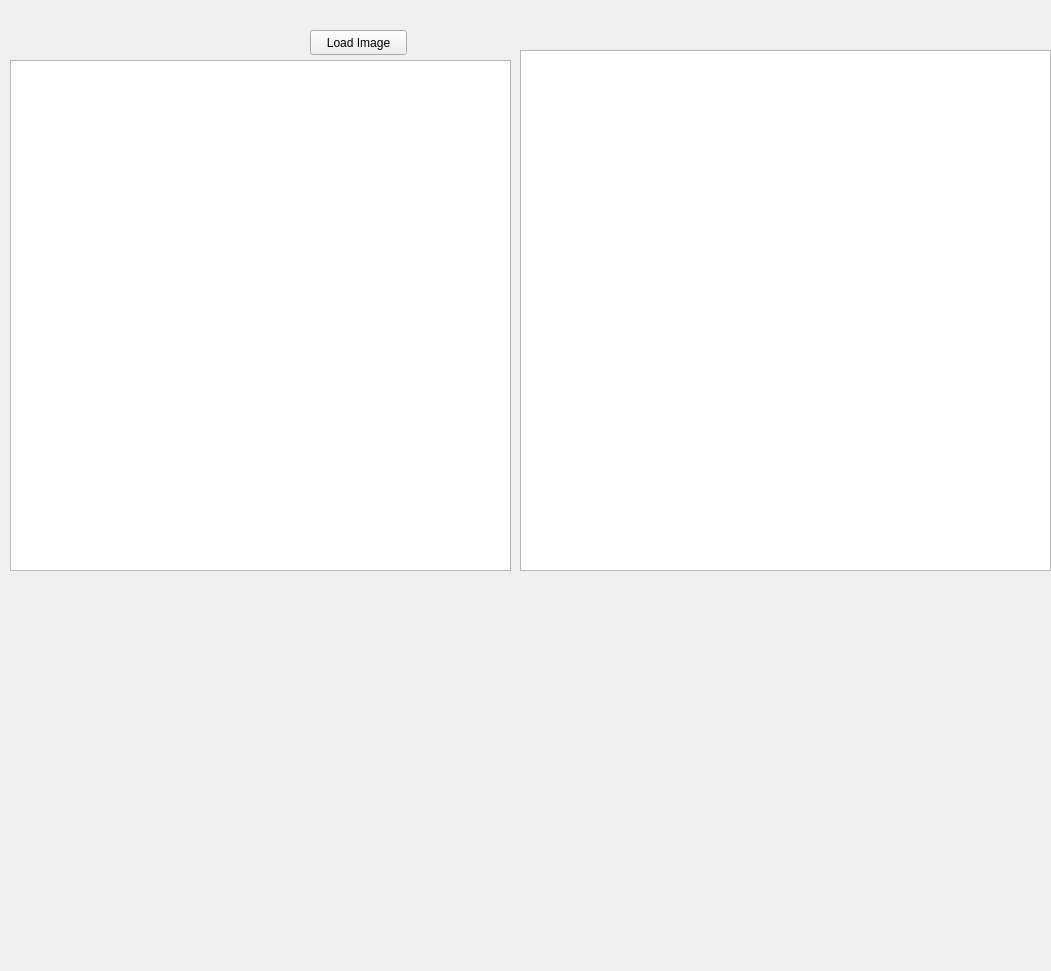
Before: the Qt Designer form viewerform.ui in S-N-A/dicomClient, drawn with Qt 5.
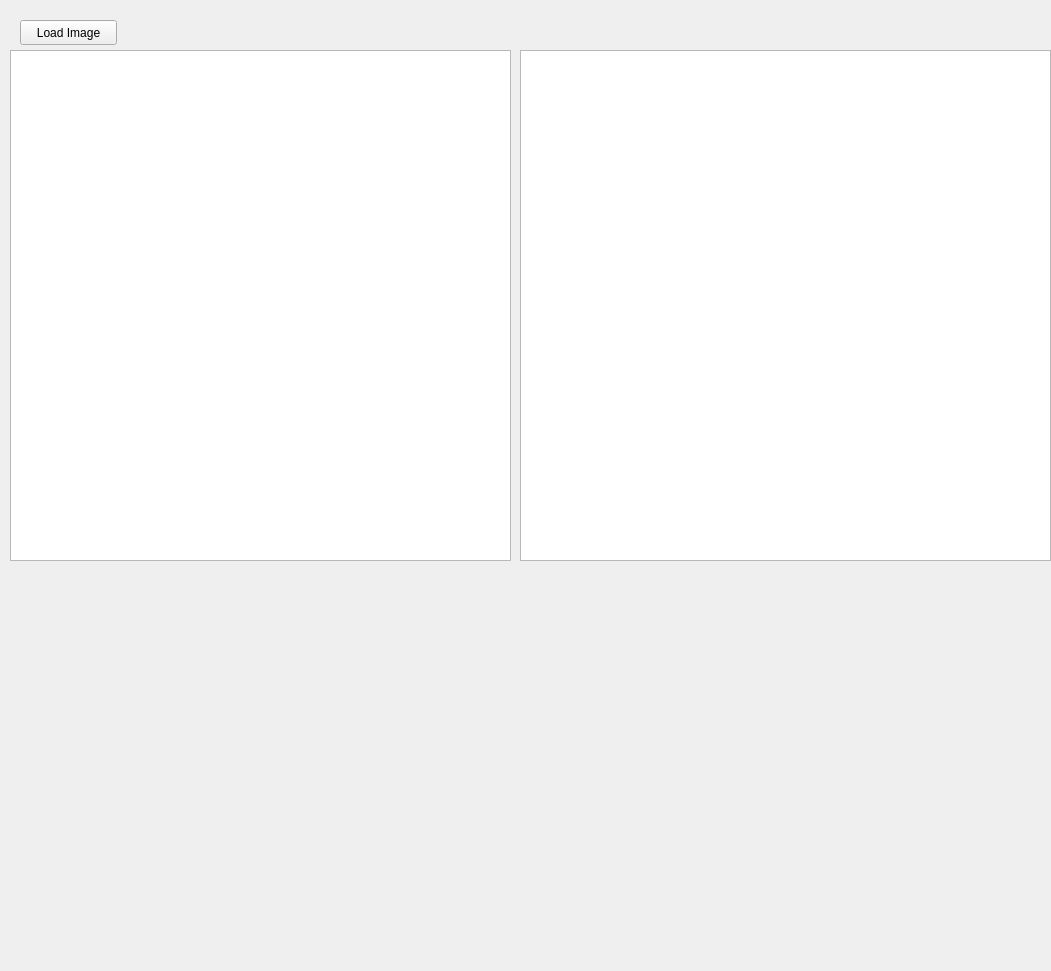
After: the same form once the commit is applied. Custom widgets are drawn as their Qt base class.

Patch:
```diff
--- a/viewerform.ui
+++ b/viewerform.ui
@@ -16,8 +16,8 @@
   <widget class="QPushButton" name="loadImageButton">
    <property name="geometry">
     <rect>
-     <x>310</x>
-     <y>30</y>
+     <x>20</x>
+     <y>20</y>
      <width>97</width>
      <height>25</height>
     </rect>
@@ -32,7 +32,7 @@
      <x>520</x>
      <y>50</y>
      <width>531</width>
-     <height>521</height>
+     <height>511</height>
     </rect>
    </property>
   </widget>
@@ -40,7 +40,7 @@
    <property name="geometry">
     <rect>
      <x>10</x>
-     <y>60</y>
+     <y>50</y>
      <width>501</width>
      <height>511</height>
     </rect>
```
